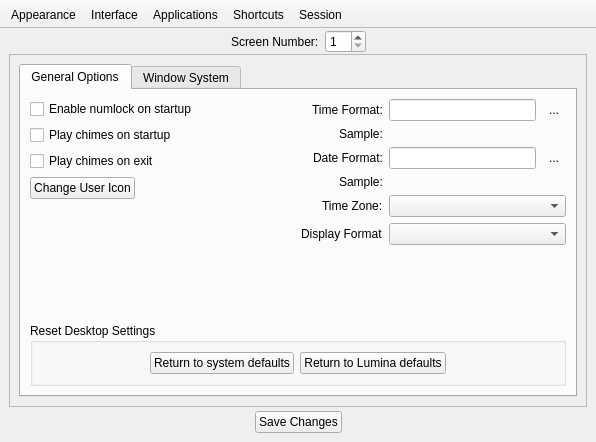
This is lumina-config/mainUI.ui in fsmos/lumina-debian as Qt 5 draws it before an edit. The edited form follows.
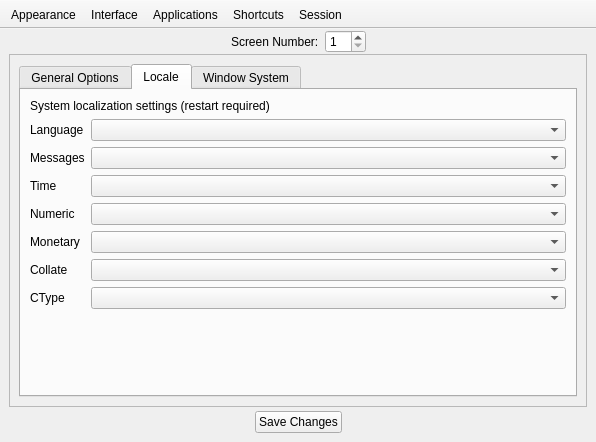
This is the edited form. The open tabs and pages were chosen to show the change.

```diff
--- a/lumina-config/mainUI.ui
+++ b/lumina-config/mainUI.ui
@@ -1285,6 +1285,90 @@
             </item>
            </layout>
           </widget>
+          <widget class="QWidget" name="tab_locale">
+           <attribute name="title">
+            <string>Locale</string>
+           </attribute>
+           <layout class="QFormLayout" name="formLayout">
+            <item row="1" column="0">
+             <widget class="QLabel" name="label_3">
+              <property name="text">
+               <string>Language</string>
+              </property>
+             </widget>
+            </item>
+            <item row="1" column="1">
+             <widget class="QComboBox" name="combo_locale_lang"/>
+            </item>
+            <item row="2" column="0">
+             <widget class="QLabel" name="label_4">
+              <property name="text">
+               <string>Messages</string>
+              </property>
+             </widget>
+            </item>
+            <item row="2" column="1">
+             <widget class="QComboBox" name="combo_locale_message"/>
+            </item>
+            <item row="3" column="0">
+             <widget class="QLabel" name="label_5">
+              <property name="text">
+               <string>Time</string>
+              </property>
+             </widget>
+            </item>
+            <item row="3" column="1">
+             <widget class="QComboBox" name="combo_locale_time"/>
+            </item>
+            <item row="4" column="0">
+             <widget class="QLabel" name="label_7">
+              <property name="text">
+               <string>Numeric</string>
+              </property>
+             </widget>
+            </item>
+            <item row="4" column="1">
+             <widget class="QComboBox" name="combo_locale_numeric"/>
+            </item>
+            <item row="5" column="0">
+             <widget class="QLabel" name="label_8">
+              <property name="text">
+               <string>Monetary</string>
+              </property>
+             </widget>
+            </item>
+            <item row="5" column="1">
+             <widget class="QComboBox" name="combo_locale_monetary"/>
+            </item>
+            <item row="6" column="0">
+             <widget class="QLabel" name="label_9">
+              <property name="text">
+               <string>Collate</string>
+              </property>
+             </widget>
+            </item>
+            <item row="6" column="1">
+             <widget class="QComboBox" name="combo_locale_collate"/>
+            </item>
+            <item row="7" column="0">
+             <widget class="QLabel" name="label_23">
+              <property name="text">
+               <string>CType</string>
+              </property>
+             </widget>
+            </item>
+            <item row="7" column="1">
+             <widget class="QComboBox" name="combo_locale_ctype"/>
+            </item>
+            <item row="0" column="0" colspan="2">
+             <widget class="QLabel" name="label_30">
+              <property name="text">
+               <string>System localization settings (restart required)</string>
+              </property>
+             </widget>
+            </item>
+           </layout>
+          </widget>
           <widget class="QWidget" name="tab_fluxbox">
            <attribute name="title">
             <string>Window System</string>
```
Left out of the diff: 10 changed lines with no effect on the pictures.
